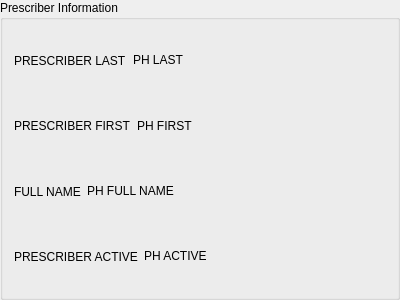
Old version of the form db/prescribergroupbox.ui in the repository kyledevans/Medicine-Track.
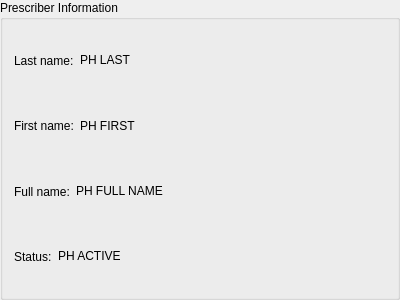
New version of the form.

Patch:
```diff
--- a/db/prescribergroupbox.ui
+++ b/db/prescribergroupbox.ui
@@ -22,7 +22,7 @@
         <string comment="PRESCRIBER LAST DISPLAY TOOLTIP">PRESCRIBER LAST</string>
        </property>
        <property name="text">
-        <string comment="PRESCRIBER LAST DISPLAY LABEL">PRESCRIBER LAST</string>
+        <string notr="true">Last name:</string>
        </property>
       </widget>
      </item>
@@ -62,7 +62,7 @@
         <string comment="PRESCRIBER FIRST DISPLAY TOOLTIP">PRESCRIBER FIRST</string>
        </property>
        <property name="text">
-        <string comment="PRESCRIBER FIRST DISPLAY LABEL">PRESCRIBER FIRST</string>
+        <string notr="true">First name:</string>
        </property>
       </widget>
      </item>
@@ -102,7 +102,7 @@
         <string comment="FULL NAME DISPLAY TOOLTIP">FULL NAME</string>
        </property>
        <property name="text">
-        <string comment="FULL NAME DISPLAY LABEL">FULL NAME</string>
+        <string notr="true">Full name:</string>
        </property>
       </widget>
      </item>
@@ -142,7 +142,7 @@
         <string comment="PRESCRIBER ACTIVE DISPLAY TOOLTIP">PRESCRIBER ACTIVE</string>
        </property>
        <property name="text">
-        <string comment="PRESCRIBER ACTIVE DISPLAY LABEL">PRESCRIBER ACTIVE</string>
+        <string notr="true">Status:</string>
        </property>
       </widget>
      </item>
```
Left out of the diff: 16 changed lines with no effect on the pictures.
